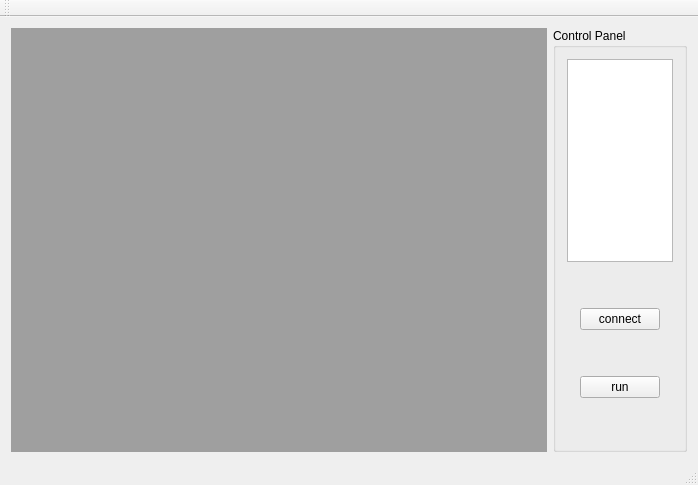
First picture: the form in mainwindow.ui, repository Wangdali0417/newRealtimeDisplay, before the edit.
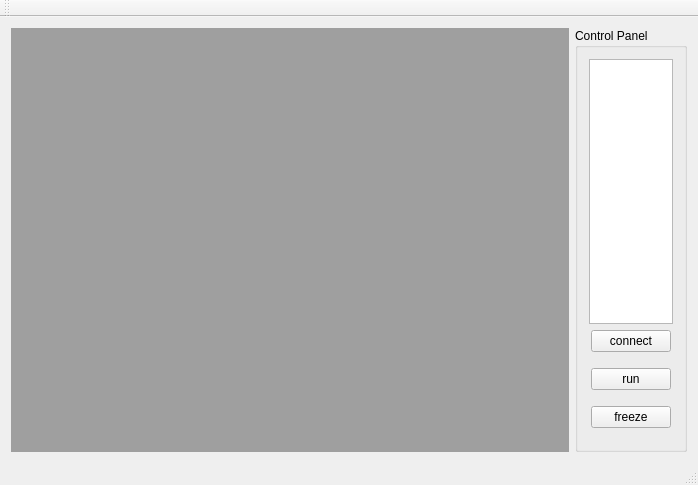
Second picture: the form after the edit.

```diff
--- a/mainwindow.ui
+++ b/mainwindow.ui
@@ -16,7 +16,10 @@
   <widget class="QWidget" name="centralWidget">
    <layout class="QGridLayout" name="gridLayout">
     <item row="0" column="0">
-     <layout class="QHBoxLayout" name="horizontalLayout" stretch="8,2">
+     <layout class="QHBoxLayout" name="horizontalLayout" stretch="5,1">
+      <property name="spacing">
+       <number>6</number>
+      </property>
       <item>
        <widget class="QMdiArea" name="mdiArea"/>
       </item>
@@ -25,25 +28,15 @@
         <property name="title">
          <string>Control Panel</string>
         </property>
-        <layout class="QVBoxLayout" name="verticalLayout" stretch="8,0,2,0,2,0">
+        <layout class="QVBoxLayout" name="verticalLayout" stretch="8,2,0,0,0,0,0">
          <item>
           <widget class="QTextBrowser" name="MainTextBrowser"/>
          </item>
          <item>
-          <spacer name="verticalSpacer_2">
-           <property name="orientation">
-            <enum>Qt::Vertical</enum>
+          <layout class="QHBoxLayout" name="horizontalLayout_2" stretch="0,0,0">
+           <property name="spacing">
+            <number>6</number>
            </property>
-           <property name="sizeHint" stdset="0">
-            <size>
-             <width>20</width>
-             <height>40</height>
-            </size>
-           </property>
-          </spacer>
-         </item>
-         <item>
-          <layout class="QHBoxLayout" name="horizontalLayout_2" stretch="1,2,1">
            <item>
             <spacer name="horizontalSpacer">
              <property name="orientation">
@@ -51,7 +44,7 @@
              </property>
              <property name="sizeHint" stdset="0">
               <size>
-               <width>18</width>
+               <width>17</width>
                <height>20</height>
               </size>
              </property>
@@ -71,7 +64,7 @@
              </property>
              <property name="sizeHint" stdset="0">
               <size>
-               <width>18</width>
+               <width>17</width>
                <height>20</height>
               </size>
              </property>
@@ -87,13 +80,13 @@
            <property name="sizeHint" stdset="0">
             <size>
              <width>20</width>
-             <height>40</height>
+             <height>10</height>
             </size>
            </property>
           </spacer>
          </item>
          <item>
-          <layout class="QHBoxLayout" name="horizontalLayout_3" stretch="1,2,1">
+          <layout class="QHBoxLayout" name="horizontalLayout_3" stretch="0,0,0">
            <item>
             <spacer name="horizontalSpacer_3">
              <property name="orientation">
@@ -101,7 +94,7 @@
              </property>
              <property name="sizeHint" stdset="0">
               <size>
-               <width>18</width>
+               <width>17</width>
                <height>20</height>
               </size>
              </property>
@@ -129,6 +122,56 @@
            </item>
           </layout>
          </item>
+         <item>
+          <spacer name="verticalSpacer_2">
+           <property name="orientation">
+            <enum>Qt::Vertical</enum>
+           </property>
+           <property name="sizeHint" stdset="0">
+            <size>
+             <width>20</width>
+             <height>10</height>
+            </size>
+           </property>
+          </spacer>
+         </item>
+         <item>
+          <layout class="QHBoxLayout" name="horizontalLayout_4">
+           <item>
+            <spacer name="horizontalSpacer_5">
+             <property name="orientation">
+              <enum>Qt::Horizontal</enum>
+             </property>
+             <property name="sizeHint" stdset="0">
+              <size>
+               <width>40</width>
+               <height>20</height>
+              </size>
+             </property>
+            </spacer>
+           </item>
+           <item>
+            <widget class="QPushButton" name="freezeButton">
+             <property name="text">
+              <string>freeze</string>
+             </property>
+            </widget>
+           </item>
+           <item>
+            <spacer name="horizontalSpacer_6">
+             <property name="orientation">
+              <enum>Qt::Horizontal</enum>
+             </property>
+             <property name="sizeHint" stdset="0">
+              <size>
+               <width>40</width>
+               <height>20</height>
+              </size>
+             </property>
+            </spacer>
+           </item>
+          </layout>
+         </item>
          <item>
           <spacer name="verticalSpacer">
            <property name="orientation">
@@ -137,7 +180,7 @@
            <property name="sizeHint" stdset="0">
             <size>
              <width>20</width>
-             <height>40</height>
+             <height>10</height>
             </size>
            </property>
           </spacer>
```
Left out of the diff: 2 changed lines with no effect on the pictures.
